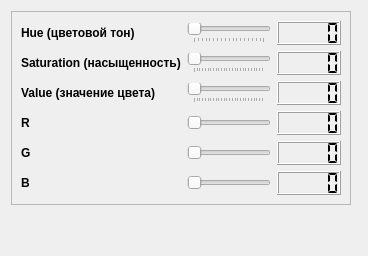
First picture: the form in Qt/lib2/widgets/show_hsv_color/src/ui/show_hsv_color.ui, repository RinatB2017/mega_GIT, before the edit.
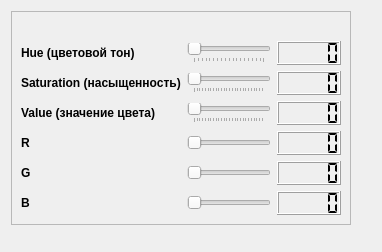
Second picture: the form after the edit. Custom widgets are drawn as their Qt base class.

```diff
--- a/Qt/lib2/widgets/show_hsv_color/src/ui/show_hsv_color.ui
+++ b/Qt/lib2/widgets/show_hsv_color/src/ui/show_hsv_color.ui
@@ -2,6 +2,14 @@
 <ui version="4.0">
  <class>Show_HSV_color</class>
  <widget class="QWidget" name="Show_HSV_color">
+  <property name="geometry">
+   <rect>
+    <x>0</x>
+    <y>0</y>
+    <width>382</width>
+    <height>252</height>
+   </rect>
+  </property>
   <layout class="QHBoxLayout" name="horizontalLayout">
    <item>
     <layout class="QVBoxLayout" name="verticalLayout_2">
@@ -20,6 +28,9 @@
         <enum>QFrame::Raised</enum>
        </property>
        <layout class="QVBoxLayout" name="verticalLayout">
+        <item>
+         <widget class="QLabel" name="color_label"/>
+        </item>
         <item>
          <layout class="QGridLayout" name="gridLayout">
           <item row="4" column="1">
```
